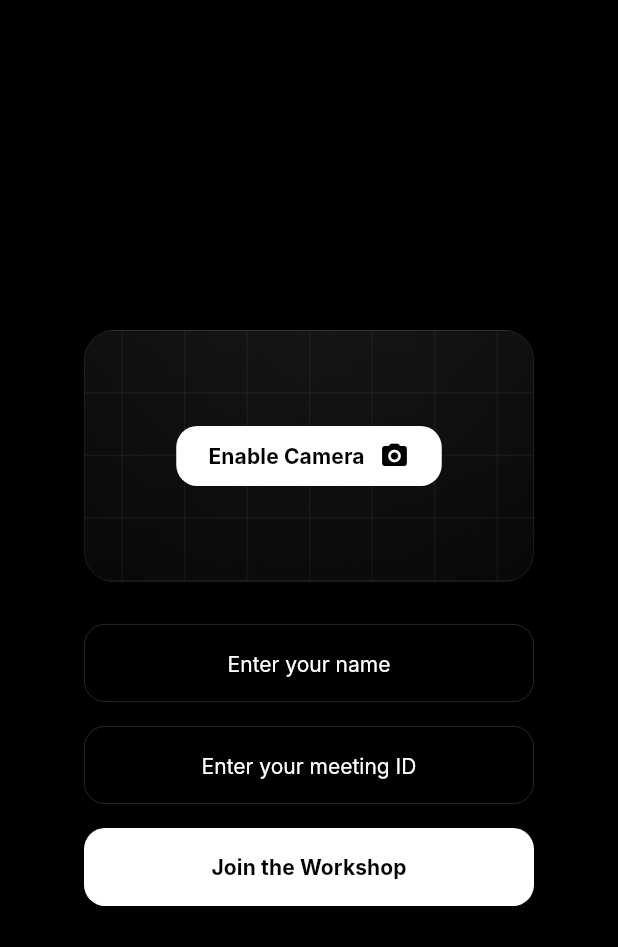
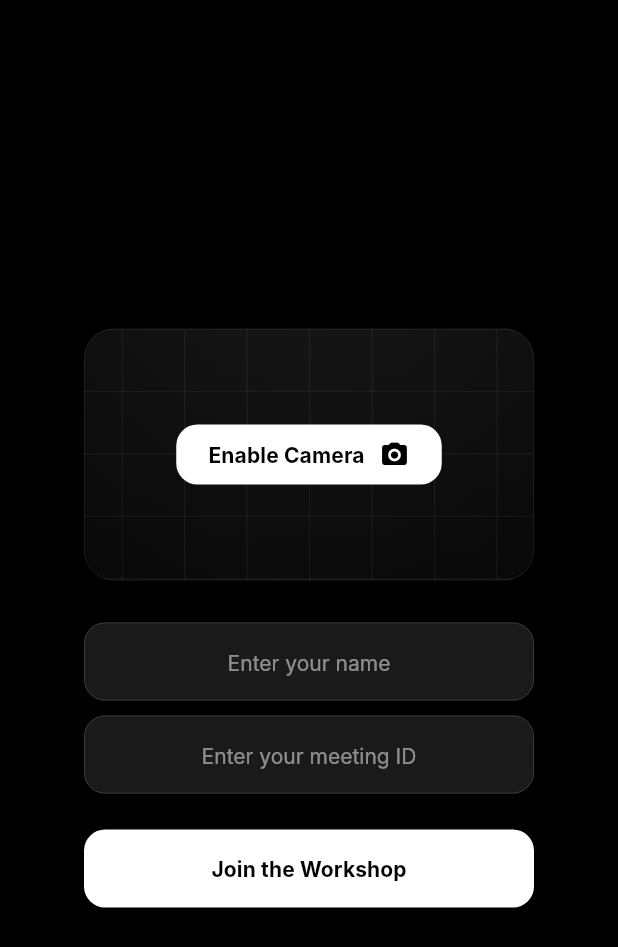
Before and after one commit to JacobSamro/Chitti_Meeting, a Flutter app: the screen it shows after launch, on a phone screen of 412 x 824 dp. Shown: the top 947 px of the screen. Run offline on Flutter 3.47's test engine with Material 2 defaults, Android fonts, the phone set to English and light mode, and no system bars; our stand-ins replace camera, dio, flutter_riverpod, get_it, go_router, uni_links and 1 more; missing offline and left inert: dart:html, flutter_gif, flutter_webrtc, livekit_client; Roboto replaces fonts that are missing (Inter).

Commit message:
refactor(code)

```diff
--- /dev/null
+++ b/lib/common/widgets/custom_inputfield.dart
@@ -0,0 +1,54 @@
+import 'package:flutter/material.dart';
+import '../../services/responsive.dart';
+
+class CustomInputField extends StatelessWidget {
+  const CustomInputField({
+    super.key,
+    required this.controller,
+    required this.label,
+  });
+
+  final TextEditingController controller;
+  final String label;
+
+  @override
+  Widget build(BuildContext context) {
+    final textTheme = Theme.of(context).textTheme;
+    final responsiveDevice = Responsive().getDeviceType(context);
+    return SizedBox(
+      width: responsiveDevice != ResponsiveDevice.mobile ? 480 : 300,
+      height: responsiveDevice != ResponsiveDevice.mobile ? 68 : 52,
+      child: TextField(
+          controller: controller,
+          textAlign: TextAlign.center,
+          decoration: InputDecoration(
+            hintText: label,
+            hintStyle: textTheme.labelSmall
+                ?.copyWith(color: Colors.white.withOpacity(0.5)),
+            filled: true,
+            fillColor: Colors.white.withOpacity(0.1),
+            border: OutlineInputBorder(
+              borderRadius: BorderRadius.circular(14),
+              borderSide: BorderSide(
+                color: Colors.white.withOpacity(0.2),
+                width: 0.5,
+              ),
+            ),
+            enabledBorder: OutlineInputBorder(
+              borderRadius: BorderRadius.circular(14),
+              borderSide: BorderSide(
+                color: Colors.white.withOpacity(0.2),
+                width: 0.5,
+              ),
+            ),
+            focusedBorder: OutlineInputBorder(
+              borderRadius: BorderRadius.circular(14),
+              borderSide: const BorderSide(
+                color: Colors.white,
+                width: 0.5,
+              ),
+            ),
+          )),
+    );
+  }
+}
--- a/lib/modules/meeting_module/presentation/onboard_screen.dart
+++ b/lib/modules/meeting_module/presentation/onboard_screen.dart
@@ -3,6 +3,7 @@ import 'package:flutter/material.dart';
 import 'package:flutter_riverpod/flutter_riverpod.dart';
 
 import '../../../common/widgets/custom_button.dart';
+import '../../../common/widgets/custom_inputfield.dart';
 import '../../../services/locator.dart';
 import '../../../services/responsive.dart';
 import '../../view_module/providers/camera_provider.dart';
@@ -180,77 +181,17 @@ class _OnBoardScreenState extends ConsumerState<OnBoradScreen> {
                 const SizedBox(
                   height: 28,
                 ),
-                SizedBox(
-                  width:
-                      responsiveDevice != ResponsiveDevice.mobile ? 480 : 300,
-                  height: responsiveDevice != ResponsiveDevice.mobile ? 68 : 52,
-                  child: TextField(
-                      controller: nameController,
-                      textAlign: TextAlign.center,
-                      decoration: InputDecoration(
-                        hintText: "Enter your name",
-                        hintStyle: textTheme.labelSmall?.copyWith(),
-                        border: OutlineInputBorder(
-                          borderRadius: BorderRadius.circular(14),
-                          borderSide: BorderSide(
-                            color: Colors.white.withOpacity(0.2),
-                            width: 0.5,
-                          ),
-                        ),
-                        enabledBorder: OutlineInputBorder(
-                          borderRadius: BorderRadius.circular(14),
-                          borderSide: BorderSide(
-                            color: Colors.white.withOpacity(0.2),
-                            width: 0.5,
-                          ),
-                        ),
-                        focusedBorder: OutlineInputBorder(
-                          borderRadius: BorderRadius.circular(14),
-                          borderSide: BorderSide(
-                            color: Colors.white.withOpacity(0.2),
-                            width: 0.5,
-                          ),
-                        ),
-                      )),
+                CustomInputField(
+                    controller: nameController, label: "Enter your name"),
+                const SizedBox(
+                  height: 10,
+                ),
+                CustomInputField(
+                  controller: hashId,
+                  label: "Enter your meeting ID",
                 ),
                 const SizedBox(
-                  height: 16,
-                ),
-                SizedBox(
-                  width:
-                      responsiveDevice != ResponsiveDevice.mobile ? 480 : 300,
-                  height: responsiveDevice != ResponsiveDevice.mobile ? 68 : 52,
-                  child: TextField(
-                      controller: hashId,
-                      textAlign: TextAlign.center,
-                      decoration: InputDecoration(
-                        hintText: "Enter your meeting ID",
-                        hintStyle: textTheme.labelSmall?.copyWith(),
-                        border: OutlineInputBorder(
-                          borderRadius: BorderRadius.circular(14),
-                          borderSide: BorderSide(
-                            color: Colors.white.withOpacity(0.2),
-                            width: 0.5,
-                          ),
-                        ),
-                        enabledBorder: OutlineInputBorder(
-                          borderRadius: BorderRadius.circular(14),
-                          borderSide: BorderSide(
-                            color: Colors.white.withOpacity(0.2),
-                            width: 0.5,
-                          ),
-                        ),
-                        focusedBorder: OutlineInputBorder(
-                          borderRadius: BorderRadius.circular(14),
-                          borderSide: BorderSide(
-                            color: Colors.white.withOpacity(0.2),
-                            width: 0.5,
-                          ),
-                        ),
-                      )),
-                ),
-                const SizedBox(
-                  height: 16,
+                  height: 24,
                 ),
                 !isLoading
                     ? GestureDetector(
@@ -275,9 +216,7 @@ class _OnBoardScreenState extends ConsumerState<OnBoradScreen> {
                           isLoading = false;
                         },
                         child: CustomButton(
-                          height: responsiveDevice != ResponsiveDevice.mobile
-                              ? 68
-                              : 52,
+                          height: 52,
                           width: responsiveDevice != ResponsiveDevice.mobile
                               ? 480
                               : 300,
--- a/lib/modules/view_module/providers/camera_provider.dart
+++ b/lib/modules/view_module/providers/camera_provider.dart
@@ -12,7 +12,8 @@ class CameraNotifier extends StateNotifier<CameraController> {
       state = CameraController(cameras[1], ResolutionPreset.medium);
     } else {
       final cameras = await availableCameras();
-      state = CameraController(cameras.length>1?cameras[1]:cameras[0], ResolutionPreset.medium);
+      state = CameraController(cameras.length > 1 ? cameras[1] : cameras[0],
+          ResolutionPreset.medium);
     }
   }
 
@@ -27,7 +28,7 @@ final StateNotifierProvider<CameraNotifier, CameraController> cameraProvider =
     CameraController(
         const CameraDescription(
             name: "name",
-            lensDirection: CameraLensDirection.front,
+            lensDirection: CameraLensDirection.back,
             sensorOrientation: 0),
         ResolutionPreset.medium),
   ),
--- a/lib/routes.dart
+++ b/lib/routes.dart
@@ -1,4 +1,3 @@
-import 'package:chitti_meeting/modules/meeting_module/presentation/onboard_screen.dart';
 import 'package:flutter/material.dart';
 import 'package:go_router/go_router.dart';
 import 'package:uni_links/uni_links.dart';
```
Also changed, not shown: lib/common/widgets/custom_timer.dart (added, +55 -0 lines), lib/modules/meeting_module/presentation/main_screen.dart (+58 -61 lines), lib/modules/meeting_module/presentation/test_camera_screen.dart (+3 -37 lines).
